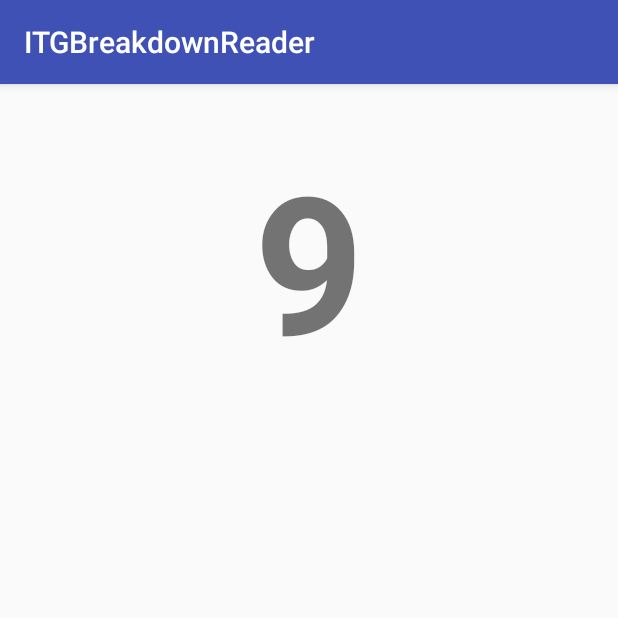
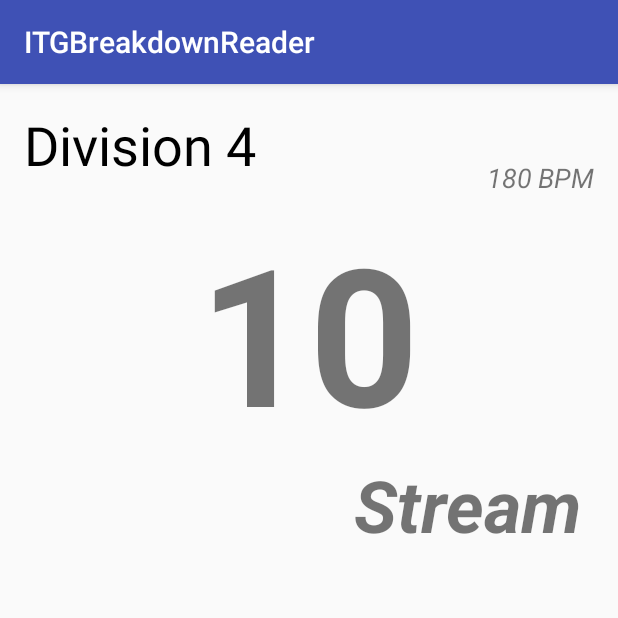
Before and after one commit to StriipE/ITGBreakdownReader, an Android app: the screen it shows after launch (ReaderActivity), on a phone screen of 412 x 824 dp, the top half of it. Run offline under Robolectric (Android 15) with nearby library versions, the phone set to English and light mode, and no system bars.

Commit message:
Song bpm is now supported, added stream/break status on display

```diff
--- a/app/src/main/java/com/stripe/itgbreakdownreader/ReaderActivity.java
+++ b/app/src/main/java/com/stripe/itgbreakdownreader/ReaderActivity.java
@@ -9,6 +9,10 @@ public class ReaderActivity extends AppCompatActivity {
 
     private BreakdownReader breakdownReader;
     private TextView currentMesuresDisplay;
+    private TextView songNameDisplay;
+    private TextView songBPMDisplay;
+    private TextView currentStatus;
+
     private int mesuresLeftValue = 0;
     private boolean displaying = false;
 
@@ -16,7 +20,14 @@ public class ReaderActivity extends AppCompatActivity {
         super.onCreate(savedInstanceState);
         setContentView(R.layout.activity_reader);
 
-        readBreakdown("15 15 (7) 15");
+        songNameDisplay = (TextView) findViewById(R.id.SongName);
+        songBPMDisplay = (TextView) findViewById(R.id.bpmValue);
+        currentStatus = (TextView) findViewById(R.id.currentStatus);
+
+        songNameDisplay.setText("Division 4");
+        songBPMDisplay.setText("180");
+
+        readBreakdown("15 15 32 (16) 16 (32) 16 (26) 64");
         displayStream();
 
     }
@@ -29,6 +40,10 @@ public class ReaderActivity extends AppCompatActivity {
     private void displayStream()
     {
         currentMesuresDisplay = (TextView) findViewById(R.id.currentMesures);
+        int bpm = Integer.parseInt(songBPMDisplay.getText().toString());
+
+        final long mesureDuration = 4 * 60000 / bpm;
+
         final Handler handler = new Handler();
         Runnable streamCountdown = new Runnable() {
             @Override
@@ -38,25 +53,28 @@ public class ReaderActivity extends AppCompatActivity {
                    if (BreakdownReader.isBreak(nextBlock))
                    {
                        mesuresLeftValue = BreakdownReader.getBreakMesures(nextBlock);
-                       handler.postDelayed(this, 200);
+                       mesuresLeftValue--; // Offset used because breaks are written in full duration
+                       currentStatus.setText("Break");
+                       handler.postDelayed(this, mesureDuration);
                        System.out.println("---- New pause : " + mesuresLeftValue + " mesures ----");
                    }
                    else
                    {
                        mesuresLeftValue = BreakdownReader.getNextMesures(nextBlock);
-                       handler.postDelayed(this, 200);
+                       currentStatus.setText("Stream");
+                       handler.postDelayed(this, mesureDuration);
                        System.out.println("---- New stream : " + mesuresLeftValue + " mesures ----");
                    }
                }
                else if (mesuresLeftValue > 0)
                {
                     mesuresLeftValue--;
-                    handler.postDelayed(this, 200);
+                    handler.postDelayed(this, mesureDuration);
                     System.out.println("----" + mesuresLeftValue + " mesures left ----");
                }
                else
                {
-                    handler.removeCallbacks(this);
+                   handler.removeCallbacks(this);
                    System.out.println("End of song");
                }
 
--- a/app/src/main/res/layout/activity_reader.xml
+++ b/app/src/main/res/layout/activity_reader.xml
@@ -9,14 +9,60 @@
     tools:layout_editor_absoluteX="0dp">
 
     <TextView
+        android:id="@+id/bpmValue"
+        android:layout_width="50dp"
+        android:layout_height="20dp"
+        android:layout_marginRight="4dp"
+        android:textAlignment="textEnd"
+        android:textSize="18sp"
+        android:textStyle="italic"
+        app:layout_constraintRight_toLeftOf="@+id/bpm"
+        app:layout_constraintTop_toTopOf="parent"
+        android:layout_marginTop="50dp" />
+
+    <TextView
+        android:id="@+id/bpm"
+        android:layout_width="45dp"
+        android:layout_height="20dp"
+        android:layout_marginRight="8dp"
+        android:text="BPM"
+        android:textSize="18sp"
+        android:textStyle="italic"
+        app:layout_constraintRight_toRightOf="parent"
+        app:layout_constraintTop_toTopOf="parent"
+        android:layout_marginTop="50dp" />
+
+    <TextView
         android:id="@+id/currentMesures"
         android:layout_width="160dp"
         android:layout_height="160dp"
-        android:layout_marginTop="32dp"
+        android:layout_marginTop="80dp"
         android:textAlignment="center"
         android:textSize="128dp"
         android:textStyle="bold"
         app:layout_constraintLeft_toLeftOf="parent"
         app:layout_constraintRight_toRightOf="parent"
         app:layout_constraintTop_toTopOf="parent" />
+
+    <TextView
+        android:id="@+id/SongName"
+        android:layout_width="wrap_content"
+        android:layout_height="wrap_content"
+        android:layout_marginLeft="16dp"
+        android:layout_marginTop="16dp"
+        android:textColor="@android:color/black"
+        android:textSize="36dp"
+        app:layout_constraintLeft_toLeftOf="parent"
+        app:layout_constraintTop_toTopOf="parent" />
+
+    <TextView
+        android:id="@+id/currentStatus"
+        android:layout_width="160dp"
+        android:layout_height="64dp"
+        android:layout_marginRight="16dp"
+        android:layout_marginTop="8dp"
+        android:textSize="48sp"
+        android:textStyle="bold|italic"
+        app:layout_constraintRight_toRightOf="parent"
+        app:layout_constraintTop_toBottomOf="@+id/currentMesures" />
 </android.support.constraint.ConstraintLayout>
```
Also changed, not shown: 1 other file.
